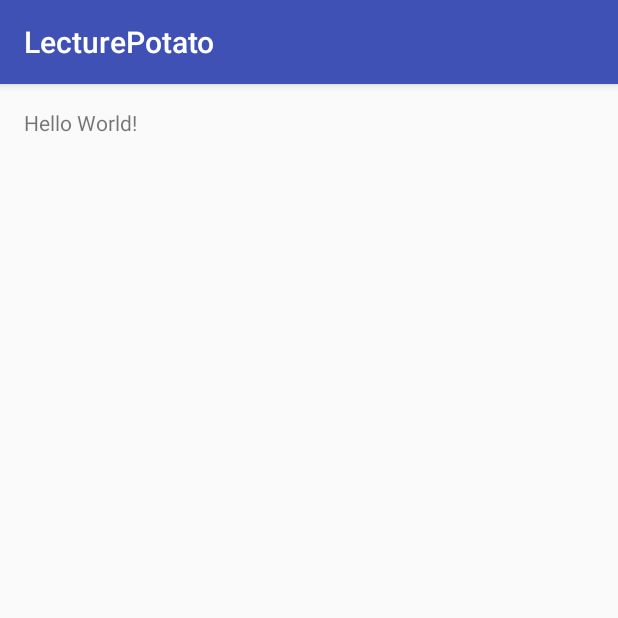
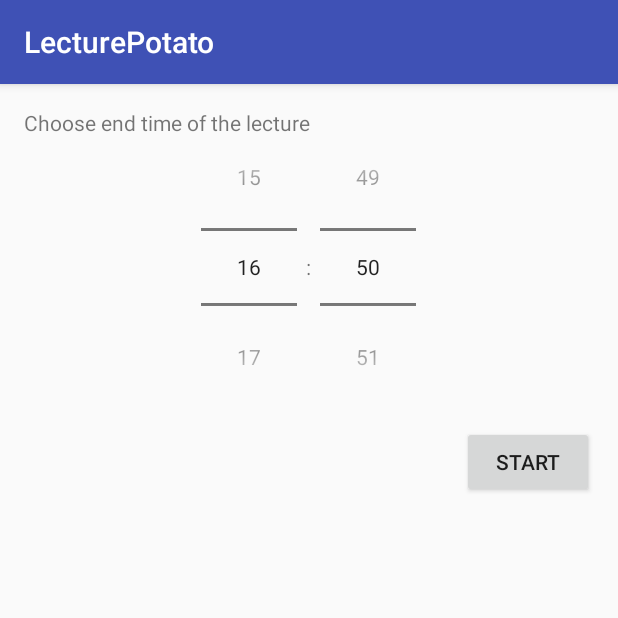
Before and after one commit to michael-schwarz/project-dragonhack, an Android app: the screen it shows after launch (MainActivity), on a phone screen of 412 x 824 dp, the top half of it. Run offline under Robolectric (Android 15) with nearby library versions, the phone set to English and light mode, and no system bars.

Commit message:
Timer works now and keeps track of values within required interval

```diff
--- a/LecturePotato/app/src/main/AndroidManifest.xml
+++ b/LecturePotato/app/src/main/AndroidManifest.xml
@@ -16,5 +16,4 @@
             </intent-filter>
         </activity>
     </application>
-
 </manifest>
--- a/LecturePotato/app/src/main/java/net/m_schwarz/lecturepotato/MainActivity.java
+++ b/LecturePotato/app/src/main/java/net/m_schwarz/lecturepotato/MainActivity.java
@@ -1,22 +1,67 @@
 package net.m_schwarz.lecturepotato;
 
+import android.app.AlarmManager;
+import android.app.PendingIntent;
 import android.content.BroadcastReceiver;
+import android.content.Context;
 import android.content.Intent;
 import android.content.IntentFilter;
+import android.os.Handler;
 import android.support.v7.app.AppCompatActivity;
 import android.os.Bundle;
+import android.view.View;
+import android.widget.TimePicker;
+import android.widget.Toast;
+
+import java.util.Calendar;
+import java.util.Date;
+import java.util.Timer;
+import java.util.TimerTask;
 
 public class MainActivity extends AppCompatActivity {
+    ScreenReceiver mReceiver;
+    TimerTask timerTask;
+    Timer timer;
+    final Handler handler = new Handler();
 
     @Override
     protected void onCreate(Bundle savedInstanceState) {
         super.onCreate(savedInstanceState);
         setContentView(R.layout.activity_main);
 
+        // Register intents for getting screen on/off events
         IntentFilter filter = new IntentFilter();
         filter.addAction(Intent.ACTION_SCREEN_OFF);
         filter.addAction(Intent.ACTION_SCREEN_ON);
-        BroadcastReceiver mReceiver = new ScreenReceiver();
+        mReceiver = new ScreenReceiver();
         registerReceiver(mReceiver, filter);
+
+        TimePicker tp = (TimePicker) findViewById(R.id.lectureDurationPicker);
+        tp.setIs24HourView(true);
     }
+
+    public void startButtonClicked(View v){
+        TimePicker tp = (TimePicker) findViewById(R.id.lectureDurationPicker);
+        Date now = new Date();
+        Date end = new Date(now.getYear(),now.getMonth(),now.getDate(),tp.getCurrentHour(),tp.getCurrentMinute());
+        mReceiver.setEnd(end.getTime());
+
+
+        timerTask = new TimerTask() {
+            @Override
+            public void run() {
+                handler.post(new Runnable() {
+                    @Override
+                    public void run() {
+                        mReceiver.over();
+                    }
+                });
+            }
+        };
+
+        timer = new Timer();
+        timer.schedule(timerTask,end.getTime()-System.currentTimeMillis());
+    }
+
+
 }
--- a/LecturePotato/app/src/main/res/layout/activity_main.xml
+++ b/LecturePotato/app/src/main/res/layout/activity_main.xml
@@ -9,8 +9,28 @@
     android:paddingTop="@dimen/activity_vertical_margin"
     tools:context="net.m_schwarz.lecturepotato.MainActivity">
 
+
     <TextView
         android:layout_width="wrap_content"
         android:layout_height="wrap_content"
-        android:text="Hello World!" />
+        android:text="Choose end time of the lecture" />
+
+    <TimePicker
+        android:id="@+id/lectureDurationPicker"
+        android:layout_width="match_parent"
+        android:layout_height="wrap_content"
+        android:timePickerMode="spinner"
+        />
+
+    <Button
+        android:id="@+id/startButton"
+        android:layout_width="wrap_content"
+        android:layout_height="wrap_content"
+        android:text="Start"
+        android:layout_alignParentRight="true"
+        android:layout_below="@id/lectureDurationPicker"
+        android:onClick="startButtonClicked"
+        />
+
+
 </RelativeLayout>
--- a/LecturePotato/app/src/main/res/values/strings.xml
+++ b/LecturePotato/app/src/main/res/values/strings.xml
@@ -1,3 +1,4 @@
 <resources>
     <string name="app_name">LecturePotato</string>
+    <string name="start">Start</string>
 </resources>
```
Also changed, not shown: LecturePotato/app/src/main/java/net/m_schwarz/lecturepotato/ScreenReceiver.java (+45 -2 lines), 1 other file.
